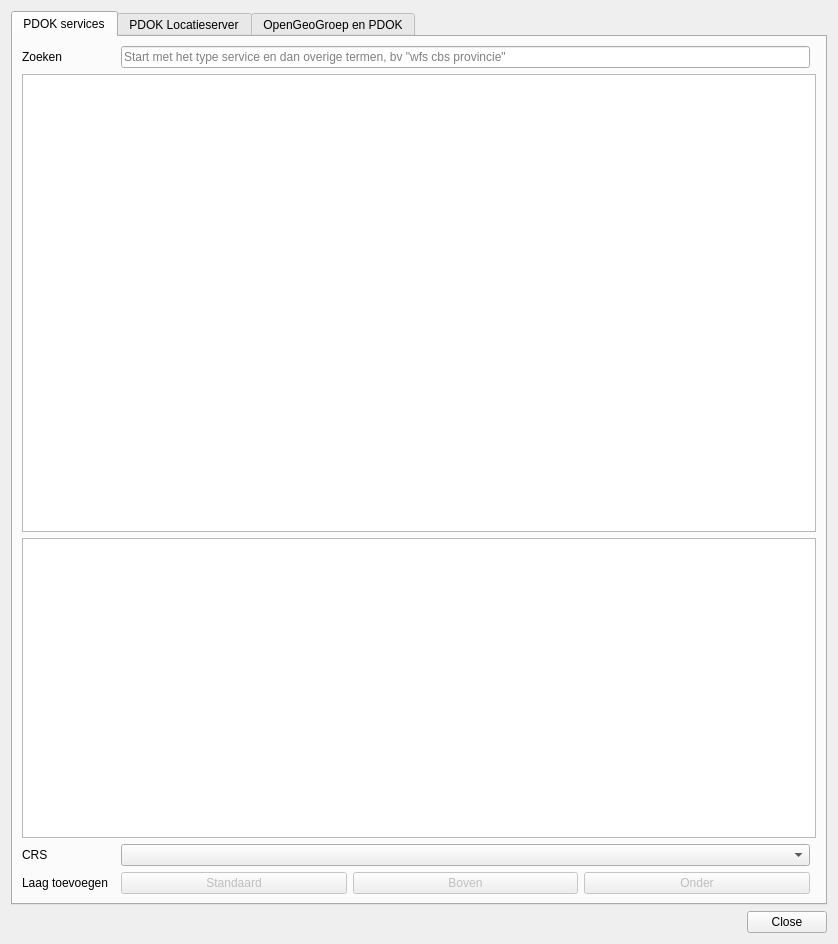
Old version of the form pdokservicesplugin/ui_pdokservicesplugindialog.ui in the repository rduivenvoorde/pdokservicesplugin.
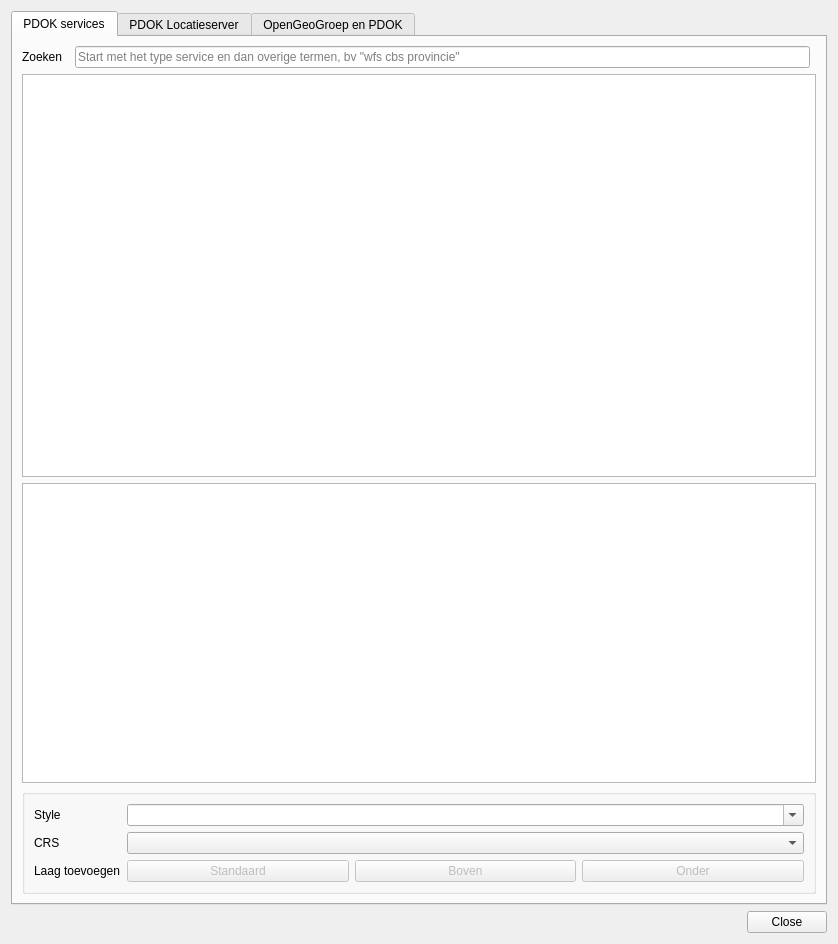
New version of the form. The open tabs and pages were chosen to show the change. Icons and pictures are not drawn.

Commit message: maak een stijl een configureerbare laagoptie (ipv gekoppeld aan de laag)

```diff
--- a/pdokservicesplugin/ui_pdokservicesplugindialog.ui
+++ b/pdokservicesplugin/ui_pdokservicesplugindialog.ui
@@ -30,65 +30,14 @@
        <string>PDOK services</string>
       </attribute>
       <layout class="QGridLayout" name="gridLayout_2">
-       <item row="5" column="2">
-        <layout class="QHBoxLayout" name="horizontalLayout">
-         <item>
-          <widget class="QPushButton" name="btnLoadLayer">
-           <property name="enabled">
-            <bool>false</bool>
-           </property>
-           <property name="toolTip">
-            <string>Boven actieve kaartlaag toevoegen</string>
-           </property>
-           <property name="text">
-            <string>Standaard</string>
-           </property>
-          </widget>
-         </item>
-         <item>
-          <widget class="QPushButton" name="btnLoadLayerTop">
-           <property name="enabled">
-            <bool>false</bool>
-           </property>
-           <property name="toolTip">
-            <string>Als bovenste kaartlaag toevoegen</string>
-           </property>
-           <property name="text">
-            <string>Boven</string>
-           </property>
-          </widget>
-         </item>
-         <item>
-          <widget class="QPushButton" name="btnLoadLayerBottom">
-           <property name="enabled">
-            <bool>false</bool>
-           </property>
-           <property name="toolTip">
-            <string>Als onderste kaartlaag toevoegen</string>
-           </property>
-           <property name="text">
-            <string>Onder</string>
-           </property>
-          </widget>
-         </item>
-        </layout>
-       </item>
-       <item row="0" column="0">
-        <widget class="QLabel" name="label">
-         <property name="text">
-          <string>Zoeken           </string>
-         </property>
-        </widget>
-       </item>
-       <item row="5" column="0">
-        <widget class="QLabel" name="labelAddLayer">
-         <property name="text">
-          <string>Laag toevoegen</string>
-         </property>
-        </widget>
-       </item>
        <item row="1" column="0" colspan="4">
         <widget class="QTableView" name="servicesView">
+         <property name="sizePolicy">
+          <sizepolicy hsizetype="Expanding" vsizetype="Expanding">
+           <horstretch>0</horstretch>
+           <verstretch>0</verstretch>
+          </sizepolicy>
+         </property>
          <property name="minimumSize">
           <size>
            <width>0</width>
@@ -97,28 +46,14 @@
          </property>
         </widget>
        </item>
-       <item row="4" column="2">
-        <widget class="QComboBox" name="comboSelectProj"/>
-       </item>
-       <item row="4" column="0">
-        <widget class="QLabel" name="labelCrs">
-         <property name="text">
-          <string>CRS</string>
-         </property>
-        </widget>
-       </item>
-       <item row="0" column="2">
-        <widget class="QLineEdit" name="layerSearch">
-         <property name="placeholderText">
-          <string>Start met het type service en dan overige termen, bv &quot;wfs cbs provincie&quot;</string>
-         </property>
-         <property name="clearButtonEnabled">
-          <bool>true</bool>
-         </property>
-        </widget>
-       </item>
        <item row="2" column="0" colspan="4">
         <widget class="QTextBrowser" name="layerInfo">
+         <property name="sizePolicy">
+          <sizepolicy hsizetype="Expanding" vsizetype="Expanding">
+           <horstretch>0</horstretch>
+           <verstretch>0</verstretch>
+          </sizepolicy>
+         </property>
          <property name="maximumSize">
           <size>
            <width>16777215</width>
@@ -130,6 +65,112 @@
          </property>
         </widget>
        </item>
+       <item row="0" column="2">
+        <widget class="QLineEdit" name="layerSearch">
+         <property name="placeholderText">
+          <string>Start met het type service en dan overige termen, bv &quot;wfs cbs provincie&quot;</string>
+         </property>
+         <property name="clearButtonEnabled">
+          <bool>true</bool>
+         </property>
+        </widget>
+       </item>
+       <item row="0" column="0">
+        <widget class="QLabel" name="label">
+         <property name="text">
+          <string>Zoeken</string>
+         </property>
+        </widget>
+       </item>
+       <item row="3" column="0" colspan="4">
+        <widget class="QGroupBox" name="layerOptionsGroupbox">
+         <property name="sizePolicy">
+          <sizepolicy hsizetype="Expanding" vsizetype="Fixed">
+           <horstretch>0</horstretch>
+           <verstretch>0</verstretch>
+          </sizepolicy>
+         </property>
+         <property name="title">
+          <string/>
+         </property>
+         <layout class="QFormLayout" name="formLayout">
+          <item row="1" column="0">
+           <widget class="QLabel" name="wmsStyleLabel">
+            <property name="text">
+             <string>Style</string>
+            </property>
+           </widget>
+          </item>
+          <item row="1" column="1">
+           <widget class="QComboBox" name="wmsStyleComboBox">
+            <property name="editable">
+             <bool>true</bool>
+            </property>
+           </widget>
+          </item>
+          <item row="3" column="0">
+           <widget class="QLabel" name="labelCrs">
+            <property name="text">
+             <string>CRS</string>
+            </property>
+           </widget>
+          </item>
+          <item row="3" column="1">
+           <widget class="QComboBox" name="comboSelectProj"/>
+          </item>
+          <item row="5" column="0">
+           <widget class="QLabel" name="labelAddLayer">
+            <property name="text">
+             <string>Laag toevoegen</string>
+            </property>
+           </widget>
+          </item>
+          <item row="5" column="1">
+           <layout class="QHBoxLayout" name="horizontalLayout">
+            <item>
+             <widget class="QPushButton" name="btnLoadLayer">
+              <property name="enabled">
+               <bool>false</bool>
+              </property>
+              <property name="toolTip">
+               <string>Boven actieve kaartlaag toevoegen</string>
+              </property>
+              <property name="text">
+               <string>Standaard</string>
+              </property>
+             </widget>
+            </item>
+            <item>
+             <widget class="QPushButton" name="btnLoadLayerTop">
+              <property name="enabled">
+               <bool>false</bool>
+              </property>
+              <property name="toolTip">
+               <string>Als bovenste kaartlaag toevoegen</string>
+              </property>
+              <property name="text">
+               <string>Boven</string>
+              </property>
+             </widget>
+            </item>
+            <item>
+             <widget class="QPushButton" name="btnLoadLayerBottom">
+              <property name="enabled">
+               <bool>false</bool>
+              </property>
+              <property name="toolTip">
+               <string>Als onderste kaartlaag toevoegen</string>
+              </property>
+              <property name="text">
+               <string>Onder</string>
+              </property>
+             </widget>
+            </item>
+           </layout>
+          </item>
+         </layout>
+        </widget>
+       </item>
       </layout>
      </widget>
      <widget class="QWidget" name="tab_3">
```
Left out of the diff: 18 changed lines with no effect on the pictures. The commit also changes 4 other files.
